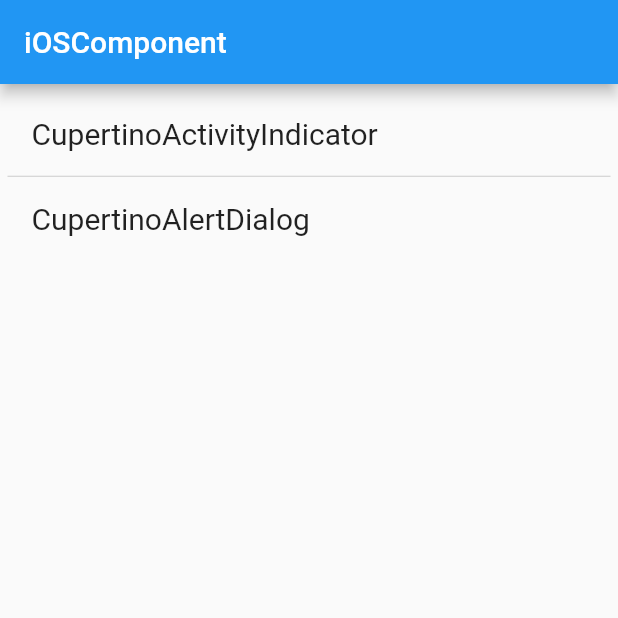
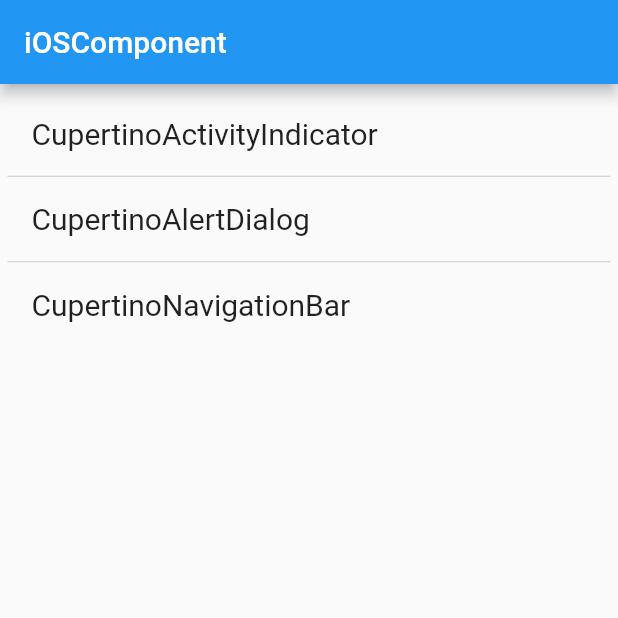
Before and after one commit to kobeLw/Flutter_examle, a Flutter app: the IOSComponentPage screen opened directly, on a phone screen of 412 x 824 dp, the top half of it. Run offline on Flutter 3.47's test engine with Material 2 defaults, Android fonts, the phone set to English and light mode, and no system bars.

```diff
--- a/lib/iOS/iOSCompent.dart
+++ b/lib/iOS/iOSCompent.dart
@@ -1,10 +1,11 @@
 import 'package:flutter/material.dart';
 import 'CupertinoActivityIndicator.dart';
 import 'CupertinoAlertDialogPage.dart';
+import 'CupertinoNavigationBar.dart';
 
 class IOSComponentPage extends StatelessWidget {
-  final titleArr = ["CupertinoActivityIndicator", "CupertinoAlertDialog"];
-  final pushPage = [CupertinoActivityIndicatorPage(), CupertinoAlertDialogPage()];
+  final titleArr = ["CupertinoActivityIndicator", "CupertinoAlertDialog", "CupertinoNavigationBar"];
+  final pushPage = [CupertinoActivityIndicatorPage(), CupertinoAlertDialogPage(), CupertinoNavigationBarPage()];
 
   @override
   Widget build(BuildContext context) {
```
Also changed, not shown: lib/iOS/CupertinoNavigationBar.dart (added, +19 -0 lines).
